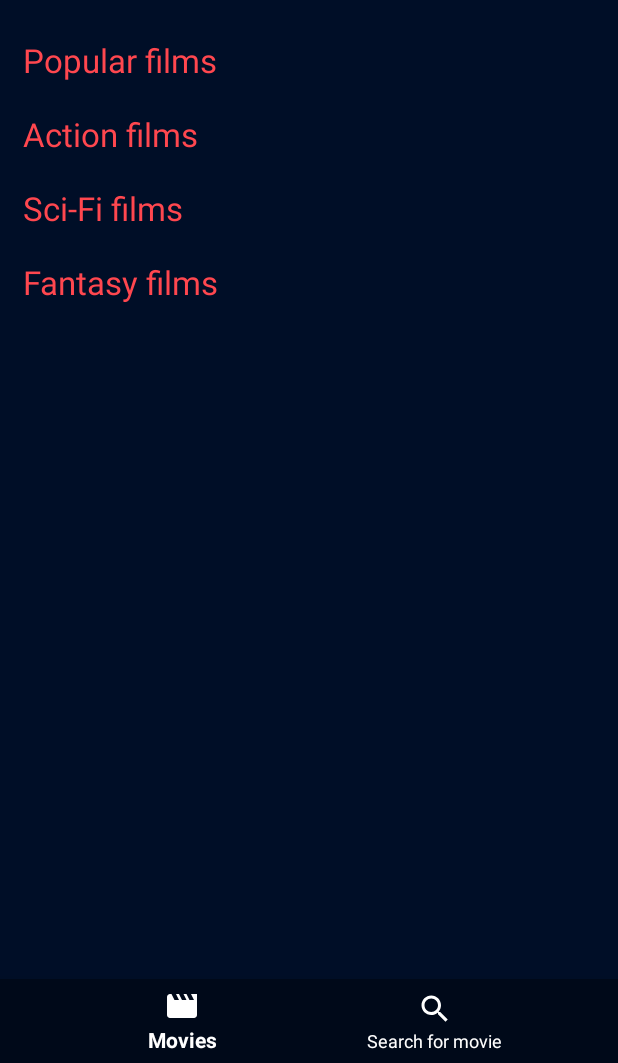
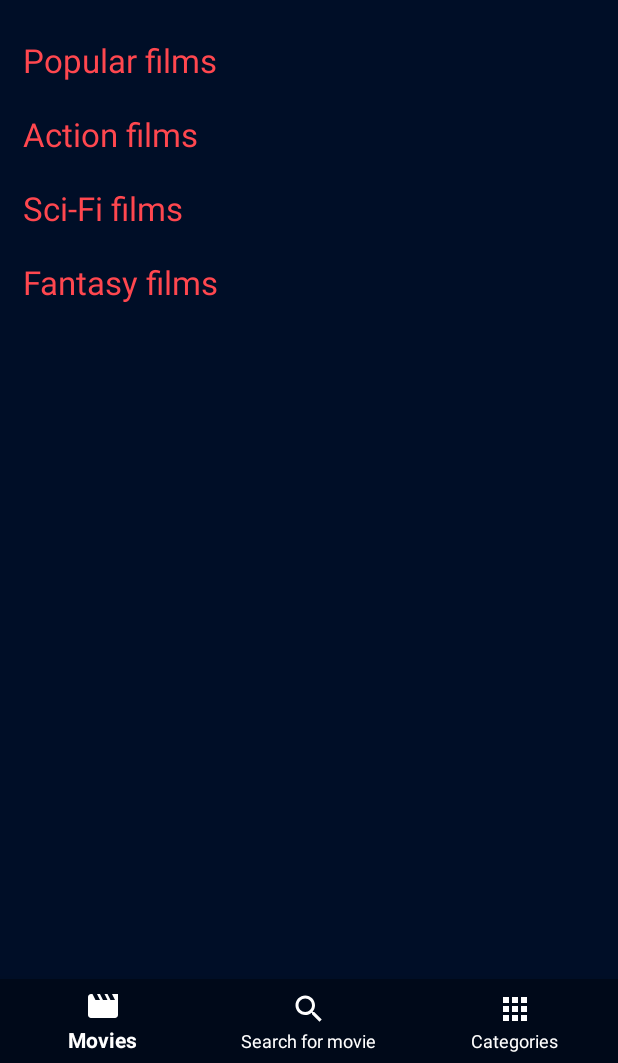
Before and after one commit to falcofemoralis/Mobile-Film-Tracker, an Android app: the screen it shows after launch (MainActivity), on a phone screen of 412 x 824 dp, the part 173-1236 px from its top. Run offline under Robolectric (Android 15) with nearby library versions, the phone set to English and light mode, and no system bars; 19 statements that could not run were skipped.

Commit message:
Added CategoriesFragment

```diff
--- a/app/build.gradle
+++ b/app/build.gradle
@@ -29,7 +29,7 @@ dependencies {
     implementation 'com.google.android.material:material:1.2.1'
     implementation 'androidx.legacy:legacy-support-v4:1.0.0'
     implementation 'androidx.fragment:fragment:1.2.5'
-    testImplementation 'junit:junit:4.13'
+    testImplementation 'junit:junit:4.13.1'
     androidTestImplementation 'androidx.test.ext:junit:1.1.2'
     androidTestImplementation 'androidx.test.espresso:espresso-core:3.3.0'
     implementation 'com.github.bolein.better-apk-expansion:zip_file:5.0.3'
--- a/app/src/main/java/com/vladyslav/offlinefilmtracker/Activities/MainActivity.java
+++ b/app/src/main/java/com/vladyslav/offlinefilmtracker/Activities/MainActivity.java
@@ -15,6 +15,7 @@ import androidx.fragment.app.Fragment;
 import androidx.fragment.app.FragmentManager;
 
 import com.google.android.material.bottomnavigation.BottomNavigationView;
+import com.vladyslav.offlinefilmtracker.Fragments.CategoriesFragment;
 import com.vladyslav.offlinefilmtracker.Fragments.MainFragment;
 import com.vladyslav.offlinefilmtracker.Fragments.SearchFragment;
 import com.vladyslav.offlinefilmtracker.Managers.DatabaseManager;
@@ -113,6 +114,7 @@ public class MainActivity extends AppCompatActivity {
     public void setBottomBar() {
         final Fragment mainFragment = new MainFragment(); //главный фрагмент
         final Fragment searchFragment = new SearchFragment(); //фрагмент поиска
+        final Fragment categoriesFragment = new CategoriesFragment(); //фрагмент поиска
 
         //устанавливаем бар навигации
         BottomNavigationView bottomNavigationView = findViewById(R.id.activity_main_nv_bottomBar);
@@ -125,6 +127,9 @@ public class MainActivity extends AppCompatActivity {
                         break;
                     case R.id.nav_search:
                         FragmentHelper.changeFragment(searchFragment);
+                        break;
+                    case R.id.nav_categories:
+                        FragmentHelper.changeFragment(categoriesFragment);
                         break;
                 }
                 return true;
@@ -157,6 +162,7 @@ public class MainActivity extends AppCompatActivity {
     protected void onDestroy() {
         //если пользователь закрыл приложение, сервис останавливается
         if (intent != null) stopService(intent);
+        finishAndRemoveTask();
         super.onDestroy();
     }
 }
--- /dev/null
+++ b/app/src/main/java/com/vladyslav/offlinefilmtracker/Fragments/CategoriesFragment.java
@@ -0,0 +1,26 @@
+package com.vladyslav.offlinefilmtracker.Fragments;
+
+import android.os.Bundle;
+import android.view.LayoutInflater;
+import android.view.View;
+import android.view.ViewGroup;
+
+import androidx.annotation.NonNull;
+import androidx.annotation.Nullable;
+import androidx.fragment.app.Fragment;
+
+import com.vladyslav.offlinefilmtracker.R;
+
+public class CategoriesFragment extends Fragment {
+    private View view;  //вью фрагмента
+
+
+    @Nullable
+    @Override
+    public View onCreateView(@NonNull LayoutInflater inflater, @Nullable ViewGroup container, @Nullable Bundle savedInstanceState) {
+        if (view == null) {
+            view = inflater.inflate(R.layout.fragment_categories, container, false);
+        }
+        return view;
+    }
+}
--- a/app/src/main/java/com/vladyslav/offlinefilmtracker/Fragments/MainFragment.java
+++ b/app/src/main/java/com/vladyslav/offlinefilmtracker/Fragments/MainFragment.java
@@ -146,7 +146,7 @@ public class MainFragment extends Fragment {
         moreBtn.setOnClickListener(new View.OnClickListener() {
             @Override
             public void onClick(View v) {
-                FragmentHelper.openFragment(CategoryFragment.newInstance(genre, true));
+                FragmentHelper.openFragment(FilmsListFragment.newInstance(genre, true));
             }
         });
         ViewGroup.LayoutParams layoutParams = moreBtn.getLayoutParams();
--- a/app/src/main/java/com/vladyslav/offlinefilmtracker/Fragments/SearchFragment.java
+++ b/app/src/main/java/com/vladyslav/offlinefilmtracker/Fragments/SearchFragment.java
@@ -95,7 +95,7 @@ public class SearchFragment extends Fragment {
                                         hintsLayout.setVisibility(View.GONE);
 
                                         //меняем фрагмент на фрагмент категории
-                                        getParentFragmentManager().beginTransaction().replace(R.id.fragment_search_fragment_container, CategoryFragment.newInstance(text, false)).commit();
+                                        getParentFragmentManager().beginTransaction().replace(R.id.fragment_search_fragment_container, FilmsListFragment.newInstance(text, false)).commit();
                                     }
 
                                 }
--- a/app/src/main/java/com/vladyslav/offlinefilmtracker/Managers/DatabaseManager.java
+++ b/app/src/main/java/com/vladyslav/offlinefilmtracker/Managers/DatabaseManager.java
@@ -4,6 +4,7 @@ import android.content.Context;
 import android.database.Cursor;
 import android.database.sqlite.SQLiteDatabase;
 import android.database.sqlite.SQLiteOpenHelper;
+import android.util.Log;
 import android.util.Pair;
 
 import com.vladyslav.offlinefilmtracker.Objects.Actor;
--- /dev/null
+++ b/app/src/main/res/drawable/ic_categories_apps_24.xml
@@ -0,0 +1,10 @@
+<vector xmlns:android="http://schemas.android.com/apk/res/android"
+    android:width="24dp"
+    android:height="24dp"
+    android:viewportWidth="24"
+    android:viewportHeight="24"
+    android:tint="?attr/colorControlNormal">
+  <path
+      android:fillColor="@android:color/white"
+      android:pathData="M4,8h4L8,4L4,4v4zM10,20h4v-4h-4v4zM4,20h4v-4L4,16v4zM4,14h4v-4L4,10v4zM10,14h4v-4h-4v4zM16,4v4h4L20,4h-4zM10,8h4L14,4h-4v4zM16,14h4v-4h-4v4zM16,20h4v-4h-4v4z"/>
+</vector>
--- a/app/src/main/res/layout/inflate_tag.xml
+++ b/app/src/main/res/layout/inflate_tag.xml
@@ -11,5 +11,4 @@
     android:text="Test"
     android:textColor="#FFFFFF"
     android:textSize="12sp">
-
 </TextView>
--- a/app/src/main/res/menu/bottom_nav_menu.xml
+++ b/app/src/main/res/menu/bottom_nav_menu.xml
@@ -11,4 +11,9 @@
         android:icon="@drawable/ic_baseline_search_24"
         android:title="@string/search_for_movie" />
 
+    <item
+        android:id="@+id/nav_categories"
+        android:icon="@drawable/ic_categories_apps_24"
+        android:title="@string/categories" />
+
 </menu>
--- a/app/src/main/res/values/strings.xml
+++ b/app/src/main/res/values/strings.xml
@@ -28,4 +28,5 @@
     <string name="cast">Cast</string>
     <string name="search_hint">Start search for a Movie title in the search bar up above to fetch results</string>
     <string name="downloading_error">Failed to download files</string>
+    <string name="categories">Categories</string>
 </resources>
```
Also changed, not shown: app/src/main/java/com/vladyslav/offlinefilmtracker/Fragments/FilmsListFragment.java (renamed from app/src/main/java/com/vladyslav/offlinefilmtracker/Fragments/CategoryFragment.java, +7 -7 lines), app/src/main/java/com/vladyslav/offlinefilmtracker/Services/DownloadService.java (+19 -11 lines), app/src/main/res/layout/fragment_categories.xml (added, +24 -0 lines), app/src/main/res/layout/fragment_filmslist.xml (renamed from app/src/main/res/layout/fragment_category.xml, +4 -4 lines).
